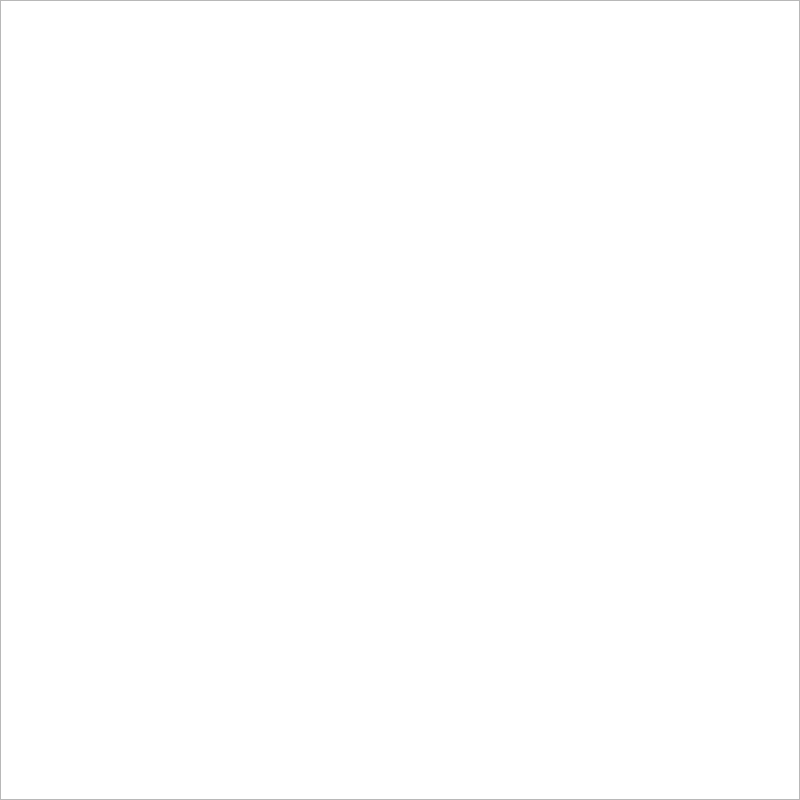
Qt form tanks/widget.ui (origiboy/mai_project) before a commit.
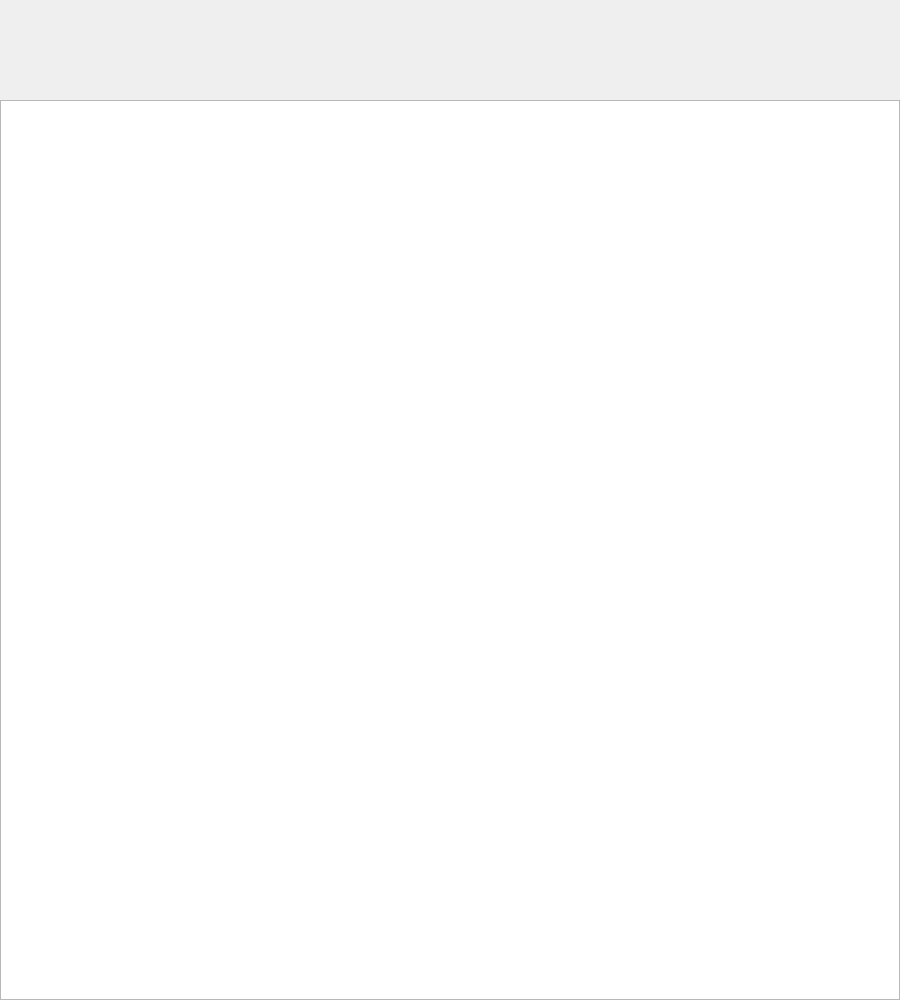
The same form after that commit.

Patch:
```diff
--- a/tanks/widget.ui
+++ b/tanks/widget.ui
@@ -6,8 +6,8 @@
    <rect>
     <x>0</x>
     <y>0</y>
-    <width>800</width>
-    <height>800</height>
+    <width>900</width>
+    <height>1000</height>
    </rect>
   </property>
   <property name="windowTitle">
@@ -17,9 +17,9 @@
    <property name="geometry">
     <rect>
      <x>0</x>
-     <y>0</y>
-     <width>800</width>
-     <height>800</height>
+     <y>100</y>
+     <width>900</width>
+     <height>900</height>
     </rect>
    </property>
    <property name="lineWidth">
```
